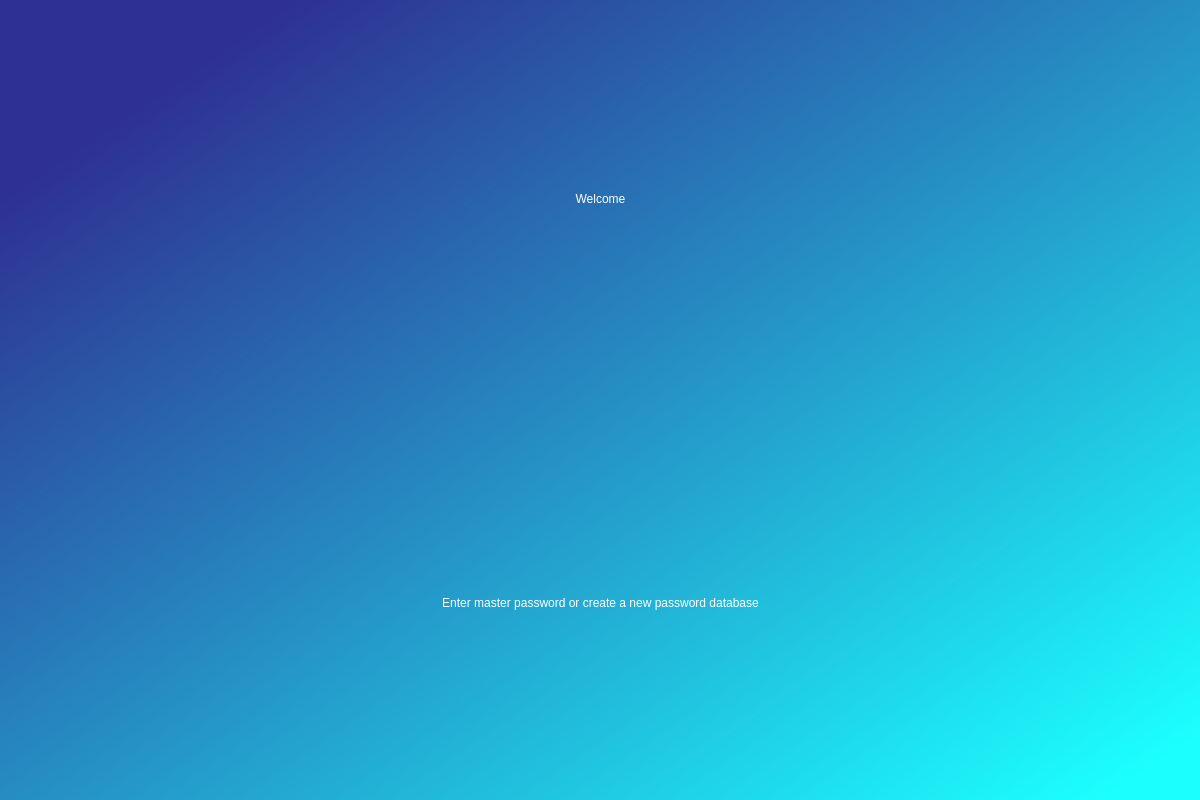
First picture: the form in welcome_screen.ui, repository LouisSilva/NEA-Password-Manager, before the edit.
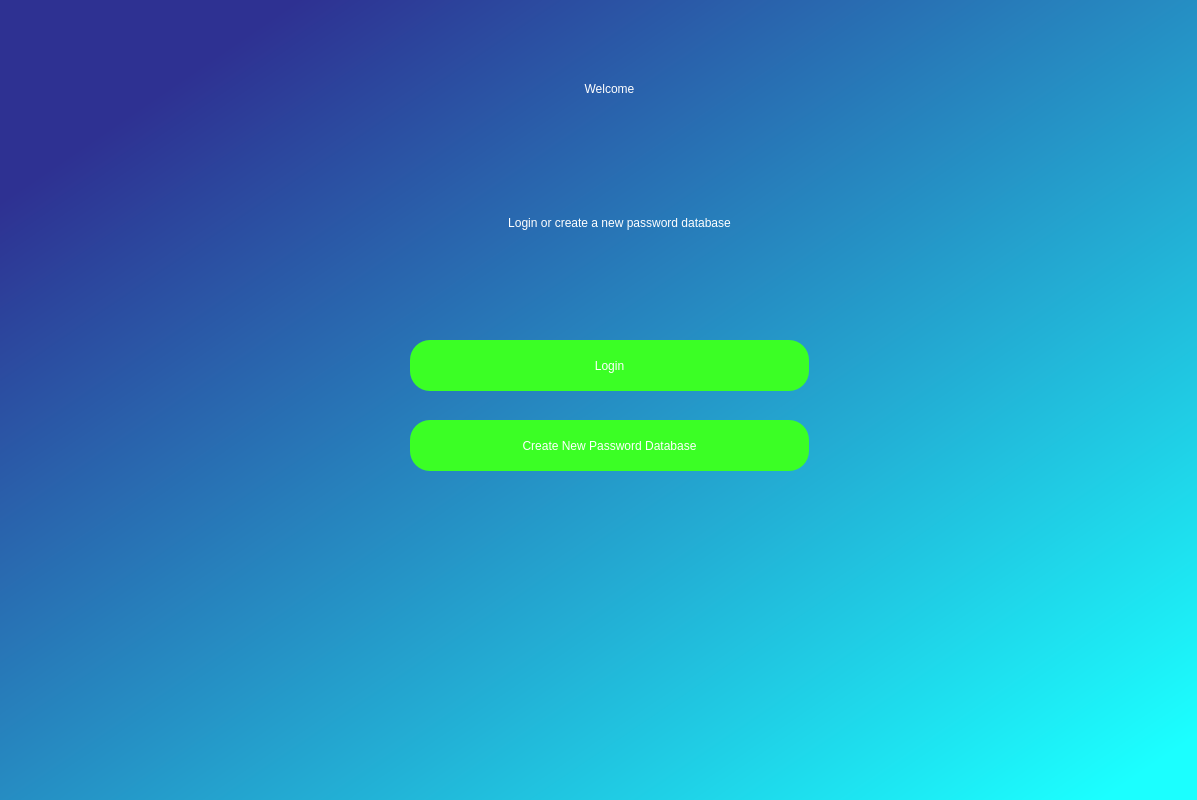
Second picture: the form after the edit.

Commit message: Added login and create new password database button to welcome screen

```diff
--- a/welcome_screen.ui
+++ b/welcome_screen.ui
@@ -6,7 +6,7 @@
    <rect>
     <x>0</x>
     <y>0</y>
-    <width>1200</width>
+    <width>1197</width>
     <height>800</height>
    </rect>
   </property>
@@ -26,18 +26,56 @@
     <string notr="true">QWidget#widgetBackground{
 background-color:qlineargradient(spread:pad, x1:0.118751, y1:0.131, x2:0.960452, y2:0.954, stop:0 rgba(46, 49, 146, 255), stop:1 rgba(27, 255, 255, 255))}</string>
    </property>
-   <widget class="QWidget" name="verticalLayoutWidget">
+   <widget class="QPushButton" name="pushButtonLogin">
+    <property name="enabled">
+     <bool>true</bool>
+    </property>
     <property name="geometry">
      <rect>
-      <x>0</x>
-      <y>0</y>
-      <width>1201</width>
-      <height>801</height>
+      <x>410</x>
+      <y>340</y>
+      <width>399</width>
+      <height>51</height>
      </rect>
     </property>
-    <layout class="QVBoxLayout" name="verticalLayout">
-     <item>
-      <widget class="QLabel" name="label">
+    <property name="styleSheet">
+     <string notr="true">color:rgb(255, 255, 255);
+background-color:rgb(59, 255, 37);
+font: 14pt &quot;MS Shell Dlg 2&quot;;
+border-radius:20px;</string>
+    </property>
+    <property name="text">
+     <string>Login</string>
+    </property>
+   </widget>
+   <widget class="QLabel" name="labelLogin">
+    <property name="geometry">
+     <rect>
+      <x>420</x>
+      <y>210</y>
+      <width>399</width>
+      <height>25</height>
+     </rect>
+    </property>
+    <property name="styleSheet">
+     <string notr="true">font: 16pt &quot;MS Shell Dlg 2&quot;;color:rgb(255, 255, 255)</string>
+    </property>
+    <property name="text">
+     <string>Login or create a new password database</string>
+    </property>
+    <property name="alignment">
+     <set>Qt::AlignCenter</set>
+    </property>
+   </widget>
+   <widget class="QLabel" name="labelWelcome">
+    <property name="geometry">
+     <rect>
+      <x>410</x>
+      <y>60</y>
+      <width>399</width>
+      <height>58</height>
+     </rect>
+    </property>
        <property name="styleSheet">
         <string notr="true">font: 36pt &quot;MS Shell Dlg 2&quot;;
 color: rgb(255, 255, 255);</string>
@@ -49,21 +87,27 @@
         <set>Qt::AlignCenter</set>
        </property>
       </widget>
-     </item>
-     <item>
-      <widget class="QLabel" name="label_2">
+   <widget class="QPushButton" name="pushButtonCreateNewPasswordDatabase">
+    <property name="enabled">
+     <bool>true</bool>
+    </property>
+    <property name="geometry">
+     <rect>
+      <x>410</x>
+      <y>420</y>
+      <width>399</width>
+      <height>51</height>
+     </rect>
+    </property>
        <property name="styleSheet">
-        <string notr="true">font: 16pt &quot;MS Shell Dlg 2&quot;;color:rgb(255, 255, 255)</string>
+     <string notr="true">color:rgb(255, 255, 255);
+background-color:rgb(59, 255, 37);
+font: 14pt &quot;MS Shell Dlg 2&quot;;
+border-radius:20px;</string>
        </property>
        <property name="text">
-        <string>Enter master password or create a new password database</string>
-       </property>
-       <property name="alignment">
-        <set>Qt::AlignCenter</set>
-       </property>
-      </widget>
-     </item>
-    </layout>
+     <string>Create New Password Database</string>
+    </property>
    </widget>
   </widget>
  </widget>
```
Lines whose indentation alone changed are shown as unchanged.
